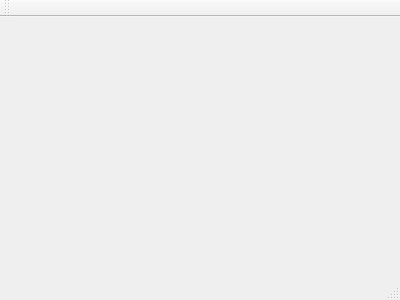
First picture: the form in ParcialFinal_AndreaOspina/mainwindow.ui, repository AndreaOspinaHincapie/ParcialFinal_AndreaOspinaHincapie, before the edit.
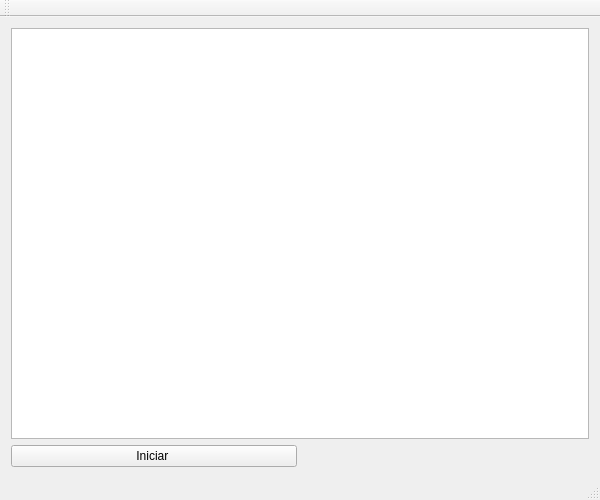
Second picture: the form after the edit.

Commit message: Agregando graphics view y push button de inicio de simulacion

```diff
--- a/ParcialFinal_AndreaOspina/mainwindow.ui
+++ b/ParcialFinal_AndreaOspina/mainwindow.ui
@@ -1,24 +1,52 @@
 <ui version="4.0">
  <class>MainWindow</class>
- <widget class="QMainWindow" name="MainWindow" >
-  <property name="geometry" >
+ <widget class="QMainWindow" name="MainWindow">
+  <property name="geometry">
    <rect>
     <x>0</x>
     <y>0</y>
-    <width>400</width>
-    <height>300</height>
+    <width>600</width>
+    <height>500</height>
    </rect>
   </property>
   <property name="windowTitle" >
    <string>MainWindow</string>
   </property>
-  <widget class="QMenuBar" name="menuBar" />
-  <widget class="QToolBar" name="mainToolBar" />
-  <widget class="QWidget" name="centralWidget" />
-  <widget class="QStatusBar" name="statusBar" />
+  <widget class="QWidget" name="centralWidget">
+   <layout class="QGridLayout" name="gridLayout">
+    <item row="0" column="0" rowspan="2" colspan="2">
+     <widget class="QGraphicsView" name="graphicsView"/>
+    </item>
+    <item row="2" column="0">
+     <widget class="QPushButton" name="pushButton">
+      <property name="text">
+       <string>Iniciar </string>
+      </property>
+     </widget>
+    </item>
+   </layout>
+  </widget>
+  <widget class="QMenuBar" name="menuBar">
+   <property name="geometry">
+    <rect>
+     <x>0</x>
+     <y>0</y>
+     <width>600</width>
+     <height>22</height>
+    </rect>
+   </property>
+  </widget>
+  <widget class="QToolBar" name="mainToolBar">
+   <attribute name="toolBarArea">
+    <enum>TopToolBarArea</enum>
+   </attribute>
+   <attribute name="toolBarBreak">
+    <bool>false</bool>
+   </attribute>
+  </widget>
+  <widget class="QStatusBar" name="statusBar"/>
  </widget>
- <layoutDefault spacing="6" margin="11" />
- <pixmapfunction></pixmapfunction>
+ <layoutdefault spacing="6" margin="11"/>
  <resources/>
  <connections/>
 </ui>
```
Left out of the diff: 3 changed lines with no effect on the pictures.
